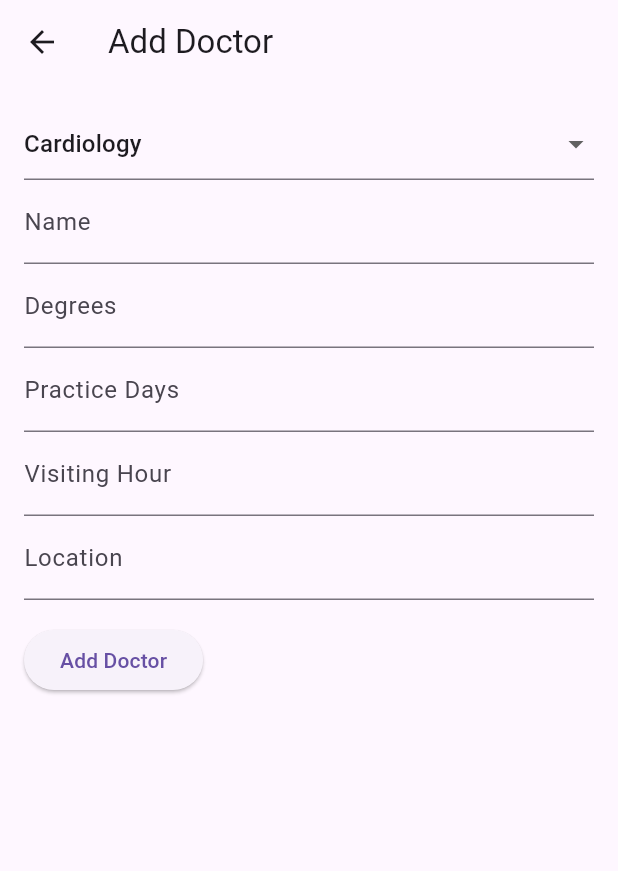
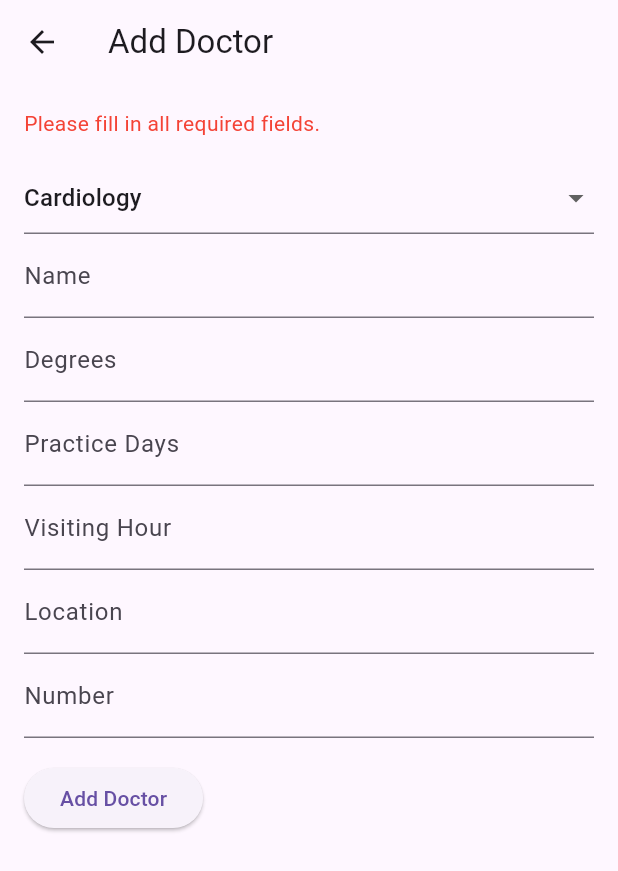
Before and after one commit to asifahamed112/DocRater, a Flutter app: the AddDoctorScreen screen opened directly, after a tap on "Add Doctor", on a phone screen of 412 x 824 dp. Shown: the top 871 px of the screen. Run offline on Flutter 3.47's test engine with Material 3 defaults, Android fonts, the phone set to English and light mode, and no system bars; our stand-ins replace cloud_firestore, firebase_auth, firebase_core; accounts and stored records are empty.

Commit message:
Day 16 *work on add dr and number added.

```diff
--- a/lib/AddDoctorScreen.dart
+++ b/lib/AddDoctorScreen.dart
@@ -1,5 +1,6 @@
 import 'package:flutter/material.dart';
 import 'package:cloud_firestore/cloud_firestore.dart';
+import 'dart:async';
 
 List<String> categories = [
   "Cardiology",
@@ -67,38 +68,60 @@ List<String> categories = [
 ];
 
 class AddDoctorScreen extends StatefulWidget {
+  const AddDoctorScreen({super.key});
+
   @override
-  _AddDoctorScreenState createState() => _AddDoctorScreenState();
+  State<AddDoctorScreen> createState() => _AddDoctorScreenState();
 }
 
 class _AddDoctorScreenState extends State<AddDoctorScreen> {
-  final TextEditingController nameController = TextEditingController();
-  final TextEditingController degreesController = TextEditingController();
-  final TextEditingController practiceDaysController = TextEditingController();
-  final TextEditingController visitingHourController = TextEditingController();
-  final TextEditingController locationController = TextEditingController();
-  final TextEditingController specialtiesController = TextEditingController();
-  String selectedCategory = "Cardiology"; // Default category
+  final TextEditingController _nameController = TextEditingController();
+  final TextEditingController _degreesController = TextEditingController();
+  final TextEditingController _practiceDaysController = TextEditingController();
+  final TextEditingController _visitingHourController = TextEditingController();
+  final TextEditingController _locationController = TextEditingController();
+  final TextEditingController _numberController = TextEditingController();
+  String _selectedCategory = categories.first;
+  String _errorMessage = '';
+
+  @override
+  void dispose() {
+    _nameController.dispose();
+    _degreesController.dispose();
+    _practiceDaysController.dispose();
+    _visitingHourController.dispose();
+    _locationController.dispose();
+    _numberController.dispose();
+    super.dispose();
+  }
 
   @override
   Widget build(BuildContext context) {
     return Scaffold(
       appBar: AppBar(
-        title: Text('Add Doctor'),
+        title: const Text('Add Doctor'),
       ),
       body: Padding(
         padding: const EdgeInsets.all(16.0),
         child: Column(
           crossAxisAlignment: CrossAxisAlignment.start,
           children: [
+            if (_errorMessage.isNotEmpty)
+              Text(
+                _errorMessage,
+                style: const TextStyle(color: Colors.red),
+              ),
+            const SizedBox(height: 16),
             DropdownButtonFormField<String>(
-              value: selectedCategory,
-              onChanged: (String? value) {
-                setState(() {
-                  selectedCategory = value!;
-                });
+              value: _selectedCategory,
+              onChanged: (value) {
+                if (value != null) {
+                  setState(() {
+                    _selectedCategory = value;
+                  });
+                }
               },
-              items: categories.map((String category) {
+              items: categories.map((category) {
                 return DropdownMenuItem<String>(
                   value: category,
                   child: Text(category),
@@ -106,39 +129,33 @@ class _AddDoctorScreenState extends State<AddDoctorScreen> {
               }).toList(),
             ),
             TextField(
-              controller: nameController,
-              decoration: InputDecoration(labelText: 'Name'),
+              controller: _nameController,
+              decoration: const InputDecoration(labelText: 'Name'),
             ),
             TextField(
-              controller: degreesController,
-              decoration: InputDecoration(labelText: 'Degrees'),
+              controller: _degreesController,
+              decoration: const InputDecoration(labelText: 'Degrees'),
             ),
             TextField(
-              controller: practiceDaysController,
-              decoration: InputDecoration(labelText: 'Practice Days'),
+              controller: _practiceDaysController,
+              decoration: const InputDecoration(labelText: 'Practice Days'),
             ),
             TextField(
-              controller: visitingHourController,
-              decoration: InputDecoration(labelText: 'Visiting Hour'),
+              controller: _visitingHourController,
+              decoration: const InputDecoration(labelText: 'Visiting Hour'),
             ),
             TextField(
-              controller: locationController,
-              decoration: InputDecoration(labelText: 'Location'),
+              controller: _locationController,
+              decoration: const InputDecoration(labelText: 'Location'),
             ),
-            SizedBox(height: 16),
+            TextField(
+              controller: _numberController,
+              decoration: const InputDecoration(labelText: 'Number'),
+            ),
+            const SizedBox(height: 16),
             ElevatedButton(
-              onPressed: () {
-                // Call a function to add the doctor to Firestore
-                addDoctor();
-                // Clear the text fields after adding the doctor
-                nameController.clear();
-                degreesController.clear();
-                practiceDaysController.clear();
-                visitingHourController.clear();
-                locationController.clear();
-                specialtiesController.clear();
-              },
-              child: Text('Add Doctor'),
+              onPressed: _addDoctor, // Changed this line
+              child: const Text('Add Doctor'),
             ),
           ],
         ),
@@ -146,24 +163,61 @@ class _AddDoctorScreenState extends State<AddDoctorScreen> {
     );
   }
 
-  void addDoctor() {
-    // Get a reference to the Firestore collection
-    CollectionReference doctors =
-        FirebaseFirestore.instance.collection(selectedCategory);
+  bool _canAddDoctor() {
+    return _nameController.text.isNotEmpty &&
+        _nameController.text.isNotEmpty &&
+        _degreesController.text.isNotEmpty &&
+        _practiceDaysController.text.isNotEmpty &&
+        _visitingHourController.text.isNotEmpty &&
+        _locationController.text.isNotEmpty;
+  }
 
-    // Add a new document to the doctors collection
-    doctors.add({
-      'category': selectedCategory,
-      'name': nameController.text,
-      'degrees': degreesController.text,
-      'practiceDays': practiceDaysController.text,
-      'visitingHour': visitingHourController.text,
-      'location': locationController.text,
-      'specialties': selectedCategory,
-    }).then((value) {
-      print('Doctor added with ID: ${value.id}');
-    }).catchError((error) {
-      print('Failed to add doctor: $error');
+  Future<void> _addDoctor() async {
+    if (_canAddDoctor()) {
+      final CollectionReference doctors =
+          FirebaseFirestore.instance.collection(_selectedCategory);
+
+      final QuerySnapshot existingDocs = await doctors
+          .where('name', isEqualTo: _nameController.text)
+          .where('degrees', isEqualTo: _degreesController.text)
+          .where('location', isEqualTo: _locationController.text)
+          .get();
+
+      if (existingDocs.docs.isNotEmpty) {
+        _showErrorMessage(
+            'A doctor with the same name, degree, and location already exists.');
+      } else {
+        await doctors.add({
+          'name': _nameController.text,
+          'degrees': _degreesController.text,
+          'practiceDays': _practiceDaysController.text,
+          'visitingHour': _visitingHourController.text,
+          'location': _locationController.text,
+          'number': _numberController.text,
+          'specialties': _selectedCategory,
+        });
+        _clearFields();
+      }
+    } else {
+      _showErrorMessage('Please fill in all required fields.');
+    }
+  }
+
+  void _showErrorMessage(String message) {
+    setState(() {
+      _errorMessage = message;
+    });
+  }
+
+  void _clearFields() {
+    _nameController.clear();
+    _degreesController.clear();
+    _practiceDaysController.clear();
+    _visitingHourController.clear();
+    _locationController.clear();
+    _numberController.clear();
+    setState(() {
+      _errorMessage = '';
     });
   }
 }
--- a/lib/DrList.dart
+++ b/lib/DrList.dart
@@ -1,5 +1,6 @@
 import 'package:flutter/material.dart';
 import 'package:cloud_firestore/cloud_firestore.dart';
+import 'package:flutter/services.dart';
 
 class DoctorListItem extends StatelessWidget {
   final DocumentSnapshot doc;
@@ -48,6 +49,7 @@ class DoctorListItem extends StatelessWidget {
     final practiceDays = doc['practiceDays'] ?? 'No Practice Days';
     final specialties = doc['specialties'] ?? 'No Specialties';
     final visitingHour = doc['visitingHour'] ?? 'No Visiting Hour';
+    final number = doc['number'] ?? 'No Number';
 
     return Card(
       shape: RoundedRectangleBorder(borderRadius: BorderRadius.circular(20)),
@@ -120,7 +122,31 @@ class DoctorListItem extends StatelessWidget {
                 color: Colors.grey,
               ),
             ))
-          ])
+          ]),
+          Row(children: [
+            // Add this row
+            Icon(Icons.phone, size: 16, color: Colors.white),
+            SizedBox(width: 8),
+            Expanded(
+              child: GestureDetector(
+                onTap: () {
+                  Clipboard.setData(ClipboardData(text: number));
+                  ScaffoldMessenger.of(context).showSnackBar(
+                    SnackBar(
+                      content: Text('Number copied to clipboard'),
+                    ),
+                  );
+                },
+                child: Text.rich(
+                  _highlightText(number),
+                  style: TextStyle(
+                    color: Colors.grey,
+                    decoration: TextDecoration.underline,
+                  ),
+                ),
+              ),
+            ),
+          ]),
         ]),
       ),
     );
--- a/lib/HomeView.dart
+++ b/lib/HomeView.dart
@@ -73,6 +73,11 @@ class _HomeViewState extends State<HomeView> {
     },
     {
       "name": "Eye or Ophthalmology",
+      "imageUrl":
+          "https://i.pinimg.com/originals/b3/89/8f/b3898ff2c1f632741ddf7f267c6092c9.png"
+    },
+    {
+      "name": "Neurology",
       "imageUrl":
           "https://i.pinimg.com/originals/b3/89/8f/b3898ff2c1f632741ddf7f267c6092c9.png"
     },
```
